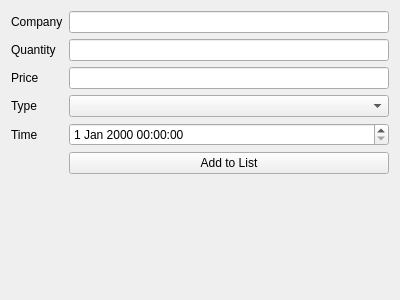
This is trading-signal-widget.ui in shocklateboy92/se3011 as Qt 5 draws it before an edit. The edited form follows.
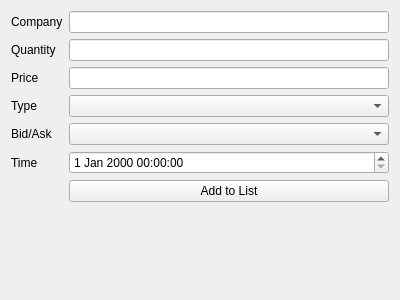
This is the edited form.

Commit message: Renamed form fields in Signal Generator

The edit to the form file:
```diff
--- a/trading-signal-widget.ui
+++ b/trading-signal-widget.ui
@@ -44,8 +44,8 @@
    <item row="3" column="1">
     <widget class="QLineEdit" name="lineEdit_3"/>
    </item>
-   <item row="6" column="1">
-    <widget class="QPushButton" name="pushButton">
+   <item row="9" column="1">
+    <widget class="QPushButton" name="manualAdd">
      <property name="text">
       <string>Add to List</string>
      </property>
@@ -61,16 +61,26 @@
      </property>
     </widget>
    </item>
-   <item row="5" column="1">
-    <widget class="QDateTimeEdit" name="dateTimeEdit"/>
-   </item>
    <item row="5" column="0">
-    <widget class="QLabel" name="label_5">
+    <widget class="QLabel" name="bid_ask_label">
+     <property name="text">
+      <string>Bid/Ask</string>
+     </property>
+    </widget>
+   </item>
+   <item row="5" column="1">
+    <widget class="QComboBox" name="bid_ask_text"/>
+   </item>
+   <item row="6" column="0">
+    <widget class="QLabel" name="time_label">
      <property name="text">
       <string>Time</string>
      </property>
     </widget>
    </item>
+   <item row="6" column="1">
+    <widget class="QDateTimeEdit" name="time_text"/>
+   </item>
   </layout>
  </widget>
  <resources/>
```
Left out of the diff: 16 changed lines with no effect on the pictures.
